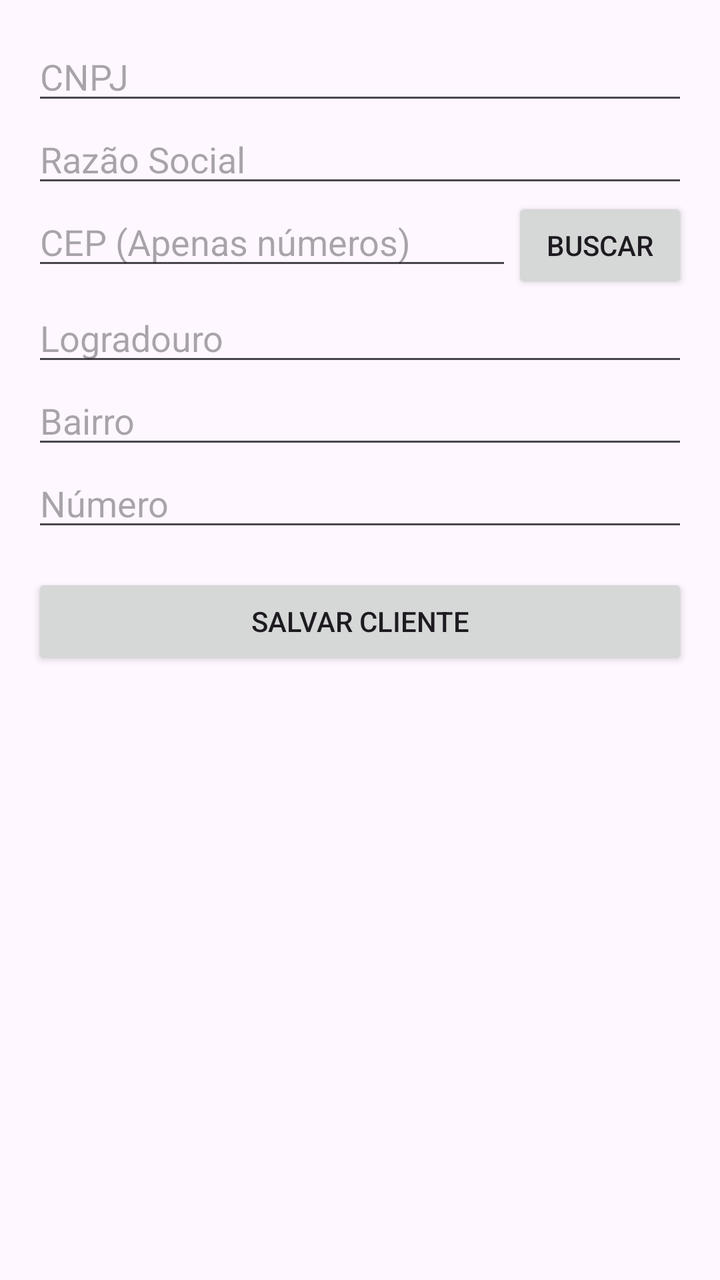
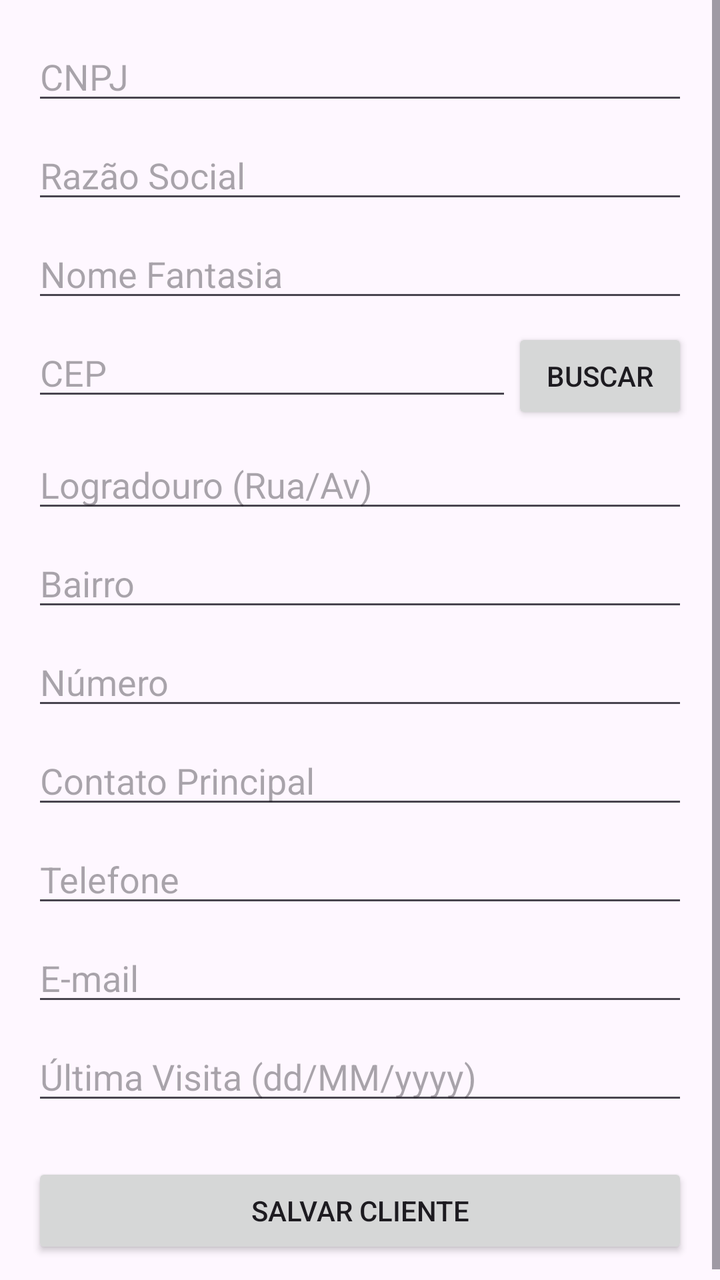

An Android layout rendered at two revisions. The XML below is the earlier revision; the diff shows what the commit changed to produce the second picture.
<!-- AndroidManifest.xml: application theme Theme.Appdatabase -->
<!-- res/layout/activity_cadastro.xml -->
<?xml version="1.0" encoding="utf-8"?>
<ScrollView xmlns:android="http://schemas.android.com/apk/res/android"
    android:layout_width="match_parent"
    android:layout_height="match_parent"
    android:padding="16dp">

    <LinearLayout
        android:layout_width="match_parent"
        android:layout_height="wrap_content"
        android:orientation="vertical">

        <EditText
            android:id="@+id/editCnpj"
            android:layout_width="match_parent"
            android:layout_height="wrap_content"
            android:hint="CNPJ" />

        <EditText
            android:id="@+id/editRazaoSocial"
            android:layout_width="match_parent"
            android:layout_height="wrap_content"
            android:hint="Razão Social" />

        <LinearLayout
            android:layout_width="match_parent"
            android:layout_height="wrap_content"
            android:orientation="horizontal">

            <EditText
                android:id="@+id/editCep"
                android:layout_width="0dp"
                android:layout_height="wrap_content"
                android:layout_weight="1"
                android:hint="CEP (Apenas números)"
                android:inputType="number" />

            <Button
                android:id="@+id/btnBuscarCep"
                android:layout_width="wrap_content"
                android:layout_height="wrap_content"
                android:text="Buscar" />
        </LinearLayout>

        <EditText
            android:id="@+id/editLogradouro"
            android:layout_width="match_parent"
            android:layout_height="wrap_content"
            android:hint="Logradouro" />

        <EditText
            android:id="@+id/editBairro"
            android:layout_width="match_parent"
            android:layout_height="wrap_content"
            android:hint="Bairro" />

        <EditText
            android:id="@+id/editNumero"
            android:layout_width="match_parent"
            android:layout_height="wrap_content"
            android:hint="Número" />

        <Button
            android:id="@+id/btnSalvar"
            android:layout_width="match_parent"
            android:layout_height="wrap_content"
            android:text="Salvar Cliente"
            android:layout_marginTop="16dp" />

    </LinearLayout>
</ScrollView>
<!-- resources referenced by this layout -->
<resources>
  <style name="Theme.Appdatabase" parent="Base.Theme.Appdatabase" />
  <style name="Base.Theme.Appdatabase" parent="Theme.Material3.DayNight.NoActionBar">
          
          
      </style>
</resources>

<!-- the commit's change to res/layout/activity_cadastro.xml (unified diff, before → after) -->
@@ -2,36 +2,50 @@
 <ScrollView xmlns:android="http://schemas.android.com/apk/res/android"
     android:layout_width="match_parent"
     android:layout_height="match_parent"
-    android:padding="16dp">
+    android:fillViewport="true">
 
     <LinearLayout
         android:layout_width="match_parent"
         android:layout_height="wrap_content"
-        android:orientation="vertical">
+        android:orientation="vertical"
+        android:padding="16dp">
 
         <EditText
             android:id="@+id/editCnpj"
             android:layout_width="match_parent"
             android:layout_height="wrap_content"
-            android:hint="CNPJ" />
+            android:hint="CNPJ"
+            android:inputType="number"
+            android:layout_marginBottom="8dp" />
 
         <EditText
             android:id="@+id/editRazaoSocial"
             android:layout_width="match_parent"
             android:layout_height="wrap_content"
-            android:hint="Razão Social" />
+            android:hint="Razão Social"
+            android:inputType="text"
+            android:layout_marginBottom="8dp" />
+
+        <EditText
+            android:id="@+id/editNomeFantasia"
+            android:layout_width="match_parent"
+            android:layout_height="wrap_content"
+            android:hint="Nome Fantasia"
+            android:inputType="text"
+            android:layout_marginBottom="8dp" />
 
         <LinearLayout
             android:layout_width="match_parent"
             android:layout_height="wrap_content"
-            android:orientation="horizontal">
+            android:orientation="horizontal"
+            android:layout_marginBottom="8dp">
 
             <EditText
                 android:id="@+id/editCep"
                 android:layout_width="0dp"
                 android:layout_height="wrap_content"
                 android:layout_weight="1"
-                android:hint="CEP (Apenas números)"
+                android:hint="CEP"
                 android:inputType="number" />
 
             <Button
@@ -45,26 +59,63 @@
             android:id="@+id/editLogradouro"
             android:layout_width="match_parent"
             android:layout_height="wrap_content"
-            android:hint="Logradouro" />
+            android:hint="Logradouro (Rua/Av)"
+            android:inputType="text"
+            android:layout_marginBottom="8dp" />
 
         <EditText
             android:id="@+id/editBairro"
             android:layout_width="match_parent"
             android:layout_height="wrap_content"
-            android:hint="Bairro" />
+            android:hint="Bairro"
+            android:inputType="text"
+            android:layout_marginBottom="8dp" />
 
         <EditText
             android:id="@+id/editNumero"
             android:layout_width="match_parent"
             android:layout_height="wrap_content"
-            android:hint="Número" />
+            android:hint="Número"
+            android:inputType="text"
+            android:layout_marginBottom="8dp" />
+
+        <EditText
+            android:id="@+id/editContato"
+            android:layout_width="match_parent"
+            android:layout_height="wrap_content"
+            android:hint="Contato Principal"
+            android:inputType="text"
+            android:layout_marginBottom="8dp" />
+
+        <EditText
+            android:id="@+id/editTelefone"
+            android:layout_width="match_parent"
+            android:layout_height="wrap_content"
+            android:hint="Telefone"
+            android:inputType="phone"
+            android:layout_marginBottom="8dp" />
+
+        <EditText
+            android:id="@+id/editEmail"
+            android:layout_width="match_parent"
+            android:layout_height="wrap_content"
+            android:hint="E-mail"
+            android:inputType="textEmailAddress"
+            android:layout_marginBottom="8dp" />
+
+        <EditText
+            android:id="@+id/editUltimaVisita"
+            android:layout_width="match_parent"
+            android:layout_height="wrap_content"
+            android:hint="Última Visita (dd/MM/yyyy)"
+            android:inputType="text"
+            android:layout_marginBottom="24dp" />
 
         <Button
             android:id="@+id/btnSalvar"
             android:layout_width="match_parent"
             android:layout_height="wrap_content"
-            android:text="Salvar Cliente"
-            android:layout_marginTop="16dp" />
+            android:text="Salvar Cliente" />
 
     </LinearLayout>
 </ScrollView>
